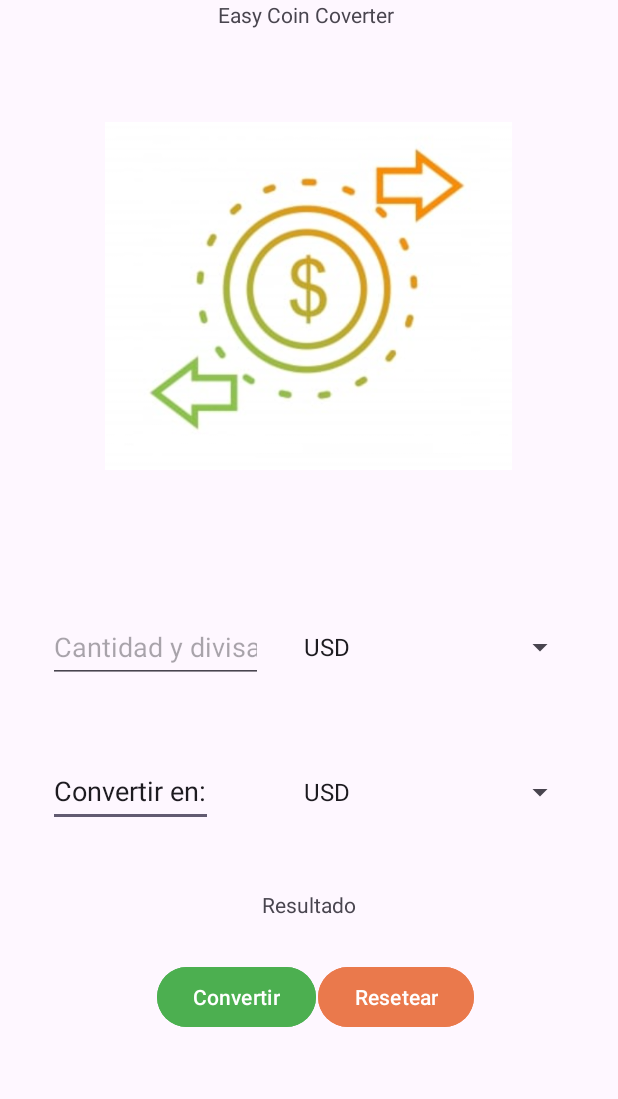
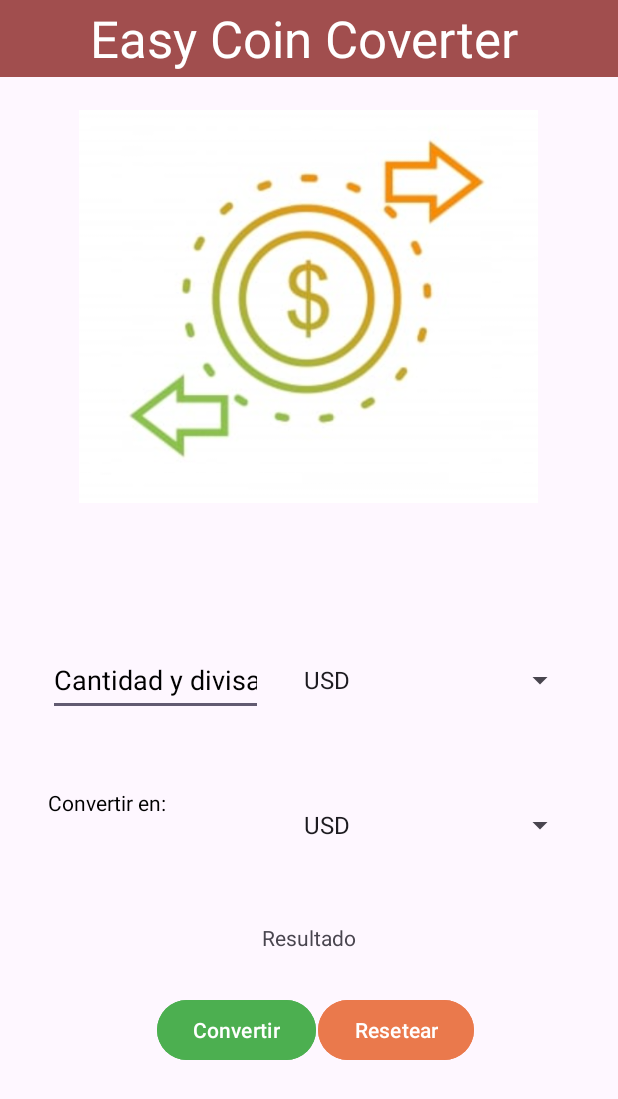
Before and after one commit to fanavar/Ejercicio17m5, an Android app: the screen it shows after launch (MainActivity), on a phone screen of 412 x 824 dp. Shown: the top 1099 px of the screen. Run offline under Robolectric (Android 15) with nearby library versions, the phone set to English and light mode, and no system bars.

Commit message:
Ejercicio check

```diff
--- a/app/src/main/res/layout/activity_main.xml
+++ b/app/src/main/res/layout/activity_main.xml
@@ -8,21 +8,25 @@
 
     <ImageView
         android:id="@+id/imageView"
-        android:layout_width="271dp"
-        android:layout_height="260dp"
-        android:layout_marginTop="48dp"
+        android:layout_width="306dp"
+        android:layout_height="290dp"
+        android:layout_marginTop="8dp"
         app:layout_constraintEnd_toEndOf="parent"
-        app:layout_constraintHorizontal_bias="0.498"
+        app:layout_constraintHorizontal_bias="0.495"
         app:layout_constraintStart_toStartOf="parent"
         app:layout_constraintTop_toBottomOf="@+id/textView"
         app:srcCompat="@drawable/captura" />
 
     <TextView
         android:id="@+id/textView"
-        android:layout_width="wrap_content"
-        android:layout_height="wrap_content"
+        android:layout_width="414dp"
+        android:layout_height="51dp"
+        android:background="#FFFFFF"
         android:backgroundTint="#A14E4E"
+        android:gravity="center"
         android:text="Easy Coin Coverter "
+        android:textColor="#FFFFFF"
+        android:textSize="34sp"
         app:layout_constraintEnd_toEndOf="parent"
         app:layout_constraintStart_toStartOf="parent"
         app:layout_constraintTop_toTopOf="parent" />
@@ -46,14 +50,15 @@
         app:layout_constraintTop_toTopOf="@+id/transformar"
         app:layout_constraintVertical_bias="0.433" />
 
-    <EditText
+    <TextView
         android:id="@+id/transformar"
         android:layout_width="wrap_content"
         android:layout_height="wrap_content"
         android:layout_marginStart="32dp"
         android:layout_marginTop="48dp"
+        android:hint="Convertir en:"
         android:minHeight="48dp"
-        android:text="Convertir en:"
+        android:textColorHint="#000000"
         app:layout_constraintStart_toStartOf="parent"
         app:layout_constraintTop_toBottomOf="@+id/moneda" />
 
@@ -92,6 +97,7 @@
         android:ems="10"
         android:hint="Cantidad y divisa"
         android:inputType="text"
+        android:textColorHint="#000000"
         app:layout_constraintStart_toStartOf="parent"
         app:layout_constraintTop_toBottomOf="@+id/imageView" />
 
```
